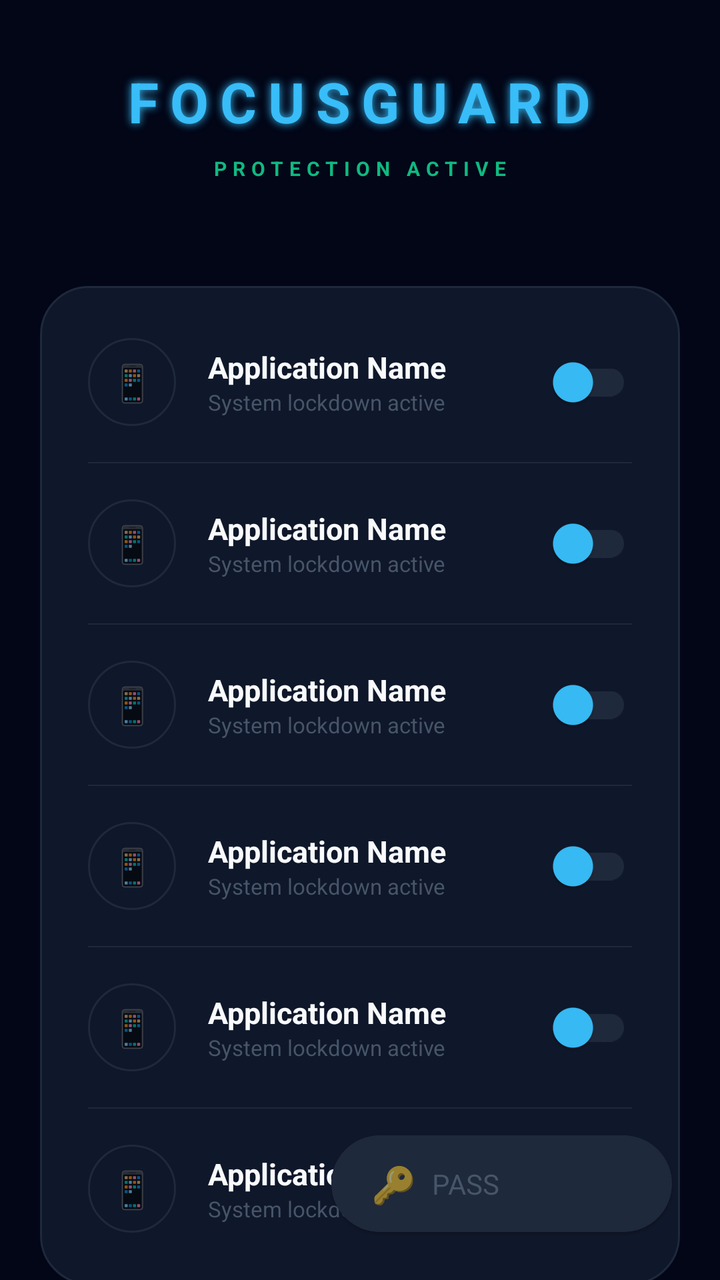
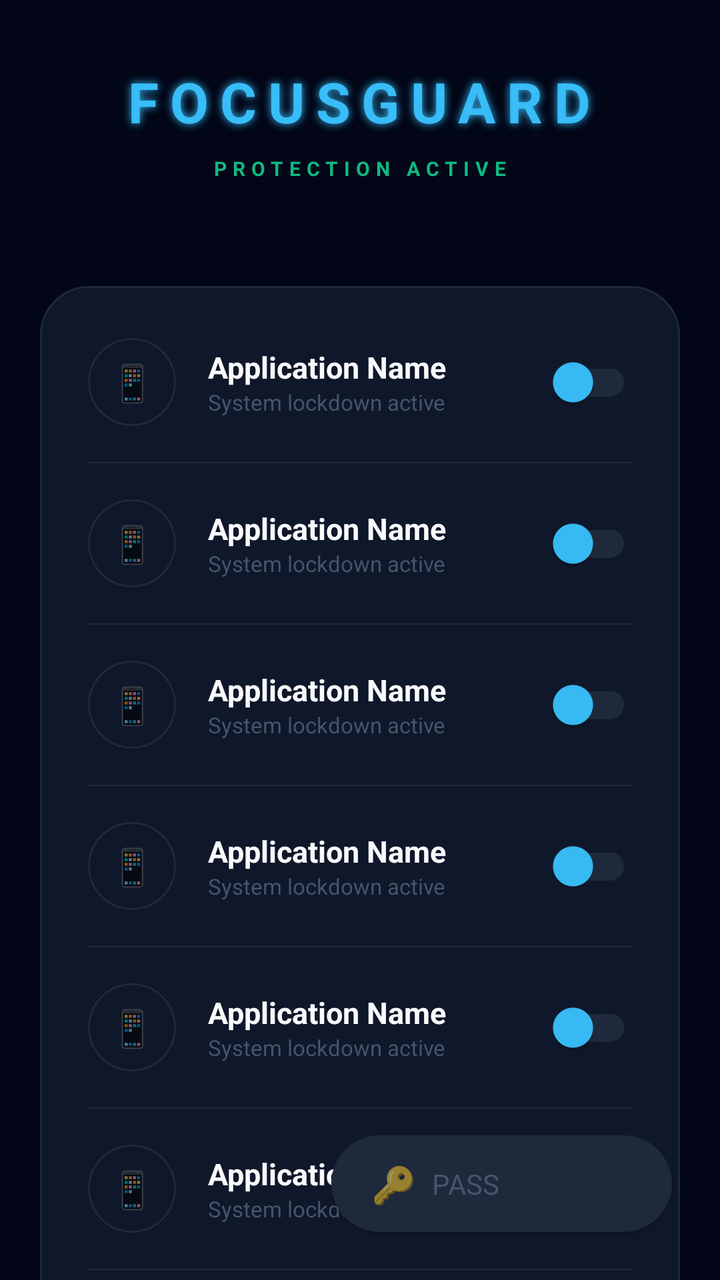

The first picture is an Android layout as it rendered before a commit; the second is the same layout after the commit. The layout source and the unified diff follow.
<!-- AndroidManifest.xml: activity theme Theme.FocusGuard -->
<!-- res/layout/activity_main.xml -->
<?xml version="1.0" encoding="utf-8"?>
<androidx.constraintlayout.widget.ConstraintLayout 
    xmlns:android="http://schemas.android.com/apk/res/android"
    xmlns:app="http://schemas.android.com/apk/res-auto"
    android:layout_width="match_parent"
    android:layout_height="match_parent"
    android:background="@color/bg_midnight">

    
    <LinearLayout
        android:id="@+id/header"
        android:layout_width="match_parent"
        android:layout_height="wrap_content"
        android:orientation="vertical"
        android:padding="32dp"
        android:gravity="center"
        app:layout_constraintTop_toTopOf="parent">

        <TextView
            android:layout_width="wrap_content"
            android:layout_height="wrap_content"
            android:text="FOCUSGUARD"
            android:textColor="@color/neon_blue"
            android:textSize="28sp"
            android:textStyle="bold"
            android:letterSpacing="0.2"
            android:shadowColor="@color/neon_blue"
            android:shadowDx="0"
            android:shadowDy="0"
            android:shadowRadius="10"/>

        <TextView
            android:layout_width="wrap_content"
            android:layout_height="wrap_content"
            android:text="PROTECTION ACTIVE"
            android:textColor="@color/success_emerald"
            android:textSize="10sp"
            android:textStyle="bold"
            android:letterSpacing="0.3"
            android:layout_marginTop="8dp"/>
    </LinearLayout>

    <androidx.core.widget.NestedScrollView
        android:layout_width="match_parent"
        android:layout_height="0dp"
        app:layout_constraintTop_toBottomOf="@id/header"
        app:layout_constraintBottom_toBottomOf="parent">

        <LinearLayout
            android:layout_width="match_parent"
            android:layout_height="wrap_content"
            android:orientation="vertical"
            android:padding="20dp">

            

            
            <LinearLayout
                android:layout_width="match_parent"
                android:layout_height="wrap_content"
                android:orientation="vertical"
                android:background="@drawable/shape_futuristic_card"
                android:padding="8dp"
                android:layout_marginBottom="24dp">

                <include layout="@layout/item_switch_futuristic" android:id="@+id/rowWhatsApp" />
                <View android:layout_width="match_parent" android:layout_height="0.5dp" android:background="#1E293B" android:layout_marginHorizontal="16dp"/>
                <include layout="@layout/item_switch_futuristic" android:id="@+id/rowYouTube" />
                <View android:layout_width="match_parent" android:layout_height="0.5dp" android:background="#1E293B" android:layout_marginHorizontal="16dp"/>
                <include layout="@layout/item_switch_futuristic" android:id="@+id/rowInstagram" />
                <View android:layout_width="match_parent" android:layout_height="0.5dp" android:background="#1E293B" android:layout_marginHorizontal="16dp"/>
                <include layout="@layout/item_switch_futuristic" android:id="@+id/rowGoogleAssistant" />
                <View android:layout_width="match_parent" android:layout_height="0.5dp" android:background="#1E293B" android:layout_marginHorizontal="16dp"/>
                <include layout="@layout/item_switch_futuristic" android:id="@+id/rowGoogleDocs" />
                <View android:layout_width="match_parent" android:layout_height="0.5dp" android:background="#1E293B" android:layout_marginHorizontal="16dp"/>
                <include layout="@layout/item_switch_futuristic" android:id="@+id/rowPrivateDNS" />
            </LinearLayout>

            
            <LinearLayout
                android:layout_width="match_parent"
                android:layout_height="wrap_content"
                android:orientation="vertical"
                android:background="@drawable/shape_futuristic_card"
                android:padding="20dp"
                android:layout_marginBottom="32dp">

                <TextView
                    android:layout_width="wrap_content"
                    android:layout_height="wrap_content"
                    android:text="SYSTEM CORE"
                    android:textColor="@color/text_low"
                    android:textSize="10sp"
                    android:textStyle="bold"
                    android:letterSpacing="0.2"
                    android:layout_marginBottom="16dp"/>

                <LinearLayout
                    android:layout_width="match_parent"
                    android:layout_height="wrap_content"
                    android:orientation="horizontal"
                    android:gravity="center_vertical"
                    android:layout_marginBottom="16dp">
                    <TextView
                        android:id="@+id/tvAccessibilityStatus"
                        android:layout_width="0dp"
                        android:layout_height="wrap_content"
                        android:layout_weight="1"
                        android:text="CORE SERVICE"
                        android:textColor="@color/text_high"
                        android:textStyle="bold"/>
                    <com.google.android.material.button.MaterialButton
                        android:id="@+id/btnEnableAccessibility"
                        style="@style/Widget.MaterialComponents.Button.TextButton"
                        android:layout_width="wrap_content"
                        android:layout_height="wrap_content"
                        android:text="DEPLOY"
                        android:textColor="@color/neon_blue" />
                    <com.google.android.material.button.MaterialButton
                        android:id="@+id/btnDisableAccessibility"
                        style="@style/Widget.MaterialComponents.Button.TextButton"
                        android:layout_width="wrap_content"
                        android:layout_height="wrap_content"
                        android:text="HALT"
                        android:textColor="@color/danger_rose"
                        android:visibility="gone"/>
                </LinearLayout>

                <LinearLayout
                    android:layout_width="match_parent"
                    android:layout_height="wrap_content"
                    android:orientation="horizontal"
                    android:gravity="center_vertical"
                    android:layout_marginBottom="16dp">
                    <TextView
                        android:id="@+id/tvAdminStatus"
                        android:layout_width="0dp"
                        android:layout_height="wrap_content"
                        android:layout_weight="1"
                        android:text="DEVICE ADMIN"
                        android:textColor="@color/text_high"
                        android:textStyle="bold"/>
                    <com.google.android.material.button.MaterialButton
                        android:id="@+id/btnEnableAdmin"
                        style="@style/Widget.MaterialComponents.Button.TextButton"
                        android:layout_width="wrap_content"
                        android:layout_height="wrap_content"
                        android:text="DEPLOY"
                        android:textColor="@color/neon_blue" />
                    <com.google.android.material.button.MaterialButton
                        android:id="@+id/btnDisableAdmin"
                        style="@style/Widget.MaterialComponents.Button.TextButton"
                        android:layout_width="wrap_content"
                        android:layout_height="wrap_content"
                        android:text="HALT"
                        android:textColor="@color/danger_rose"
                        android:visibility="gone"/>
                </LinearLayout>

                
                <View
                    android:layout_width="match_parent"
                    android:layout_height="0.5dp"
                    android:background="#1E293B"
                    android:layout_marginVertical="8dp"/>

                
                <TextView
                    android:layout_width="wrap_content"
                    android:layout_height="wrap_content"
                    android:text="PROTECTION LOCKS"
                    android:textColor="@color/text_low"
                    android:textSize="10sp"
                    android:textStyle="bold"
                    android:letterSpacing="0.2"
                    android:layout_marginTop="8dp"
                    android:layout_marginBottom="12dp"/>

                
                <LinearLayout
                    android:layout_width="match_parent"
                    android:layout_height="wrap_content"
                    android:orientation="horizontal"
                    android:gravity="center_vertical"
                    android:layout_marginBottom="8dp">
                    <LinearLayout
                        android:layout_width="0dp"
                        android:layout_height="wrap_content"
                        android:layout_weight="1"
                        android:orientation="vertical">
                        <TextView
                            android:layout_width="wrap_content"
                            android:layout_height="wrap_content"
                            android:text="🔒 Accessibility Lock"
                            android:textColor="@color/text_high"
                            android:textStyle="bold"
                            android:textSize="14sp"/>
                        <TextView
                            android:layout_width="wrap_content"
                            android:layout_height="wrap_content"
                            android:text="Block disabling service from settings"
                            android:textColor="@color/text_low"
                            android:textSize="11sp"/>
                    </LinearLayout>
                    <androidx.appcompat.widget.SwitchCompat
                        android:id="@+id/switchBlockAccessibility"
                        android:layout_width="wrap_content"
                        android:layout_height="wrap_content"/>
                </LinearLayout>

                
                <LinearLayout
                    android:layout_width="match_parent"
                    android:layout_height="wrap_content"
                    android:orientation="horizontal"
                    android:gravity="center_vertical"
                    android:layout_marginBottom="16dp">
                    <LinearLayout
                        android:layout_width="0dp"
                        android:layout_height="wrap_content"
                        android:layout_weight="1"
                        android:orientation="vertical">
                        <TextView
                            android:layout_width="wrap_content"
                            android:layout_height="wrap_content"
                            android:text="🛡️ Admin Lock"
                            android:textColor="@color/text_high"
                            android:textStyle="bold"
                            android:textSize="14sp"/>
                        <TextView
                            android:layout_width="wrap_content"
                            android:layout_height="wrap_content"
                            android:text="Block removing device admin rights"
                            android:textColor="@color/text_low"
                            android:textSize="11sp"/>
                    </LinearLayout>
                    <androidx.appcompat.widget.SwitchCompat
                        android:id="@+id/switchBlockDeviceAdmin"
                        android:layout_width="wrap_content"
                        android:layout_height="wrap_content"/>
                </LinearLayout>

                <com.google.android.material.button.MaterialButton
                    android:id="@+id/btnSavePassword"
                    android:layout_width="match_parent"
                    android:layout_height="56dp"
                    android:text="SAVE PASSWORD"
                    android:backgroundTint="@color/grad_start"
                    app:cornerRadius="16dp"
                    android:textStyle="bold"
                    android:letterSpacing="0.1"/>
            </LinearLayout>
        </LinearLayout>
    </androidx.core.widget.NestedScrollView>

    
    <com.google.android.material.card.MaterialCardView
        android:layout_width="wrap_content"
        android:layout_height="wrap_content"
        app:cardCornerRadius="30dp"
        app:cardBackgroundColor="@color/card_glass"
        app:strokeWidth="1dp"
        app:strokeColor="#1E293B"
        android:layout_margin="24dp"
        app:layout_constraintBottom_toBottomOf="parent"
        app:layout_constraintEnd_toEndOf="parent">
        
        <LinearLayout
            android:layout_width="wrap_content"
            android:layout_height="wrap_content"
            android:paddingHorizontal="20dp"
            android:paddingVertical="12dp"
            android:gravity="center_vertical">
            <TextView
                android:layout_width="wrap_content"
                android:layout_height="wrap_content"
                android:text="🔑"
                android:textSize="18sp"/>
            <EditText
                android:id="@+id/etPasscode"
                android:layout_width="100dp"
                android:layout_height="wrap_content"
                android:hint="PASS"
                android:inputType="textPassword"
                android:background="@android:color/transparent"
                android:textColor="@color/white"
                android:textColorHint="@color/text_low"
                android:layout_marginStart="8dp"
                android:textSize="14sp"/>
        </LinearLayout>
    </com.google.android.material.card.MaterialCardView>

</androidx.constraintlayout.widget.ConstraintLayout>
<!-- res/layout/item_switch_futuristic.xml (included above) -->
<?xml version="1.0" encoding="utf-8"?>
<LinearLayout xmlns:android="http://schemas.android.com/apk/res/android"
    android:layout_width="match_parent"
    android:layout_height="wrap_content"
    android:orientation="horizontal"
    android:padding="16dp"
    android:gravity="center_vertical">

    <TextView
        android:id="@+id/itemIcon"
        android:layout_width="44dp"
        android:layout_height="44dp"
        android:background="@drawable/shape_futuristic_card"
        android:gravity="center"
        android:text="📱"
        android:textSize="18sp" />

    <LinearLayout
        android:layout_width="0dp"
        android:layout_height="wrap_content"
        android:layout_weight="1"
        android:layout_marginStart="16dp"
        android:orientation="vertical">

        <TextView
            android:id="@+id/itemTitle"
            android:layout_width="wrap_content"
            android:layout_height="wrap_content"
            android:text="Application Name"
            android:textColor="@color/text_high"
            android:textStyle="bold"
            android:textSize="15sp"/>

        <TextView
            android:id="@+id/itemDesc"
            android:layout_width="wrap_content"
            android:layout_height="wrap_content"
            android:text="System lockdown active"
            android:textColor="@color/text_low"
            android:textSize="11sp" />
    </LinearLayout>

    <androidx.appcompat.widget.SwitchCompat
        android:id="@+id/itemSwitch"
        android:layout_width="wrap_content"
        android:layout_height="wrap_content"
        android:thumbTint="@color/neon_blue"
        android:trackTint="@color/card_glass"/>
</LinearLayout>
<!-- resources referenced by this layout -->
<resources>
  <color name="bg_midnight">#020617</color>
  <color name="card_glass">#1E293B</color>
  <color name="danger_rose">#F43F5E</color>
  <color name="grad_start">#3B82F6</color>
  <color name="neon_blue">#38BDF8</color>
  <color name="success_emerald">#10B981</color>
  <color name="text_high">#F8FAFC</color>
  <color name="text_low">#475569</color>
  <color name="white">#FFFFFF</color>
  <!-- drawable shape_futuristic_card (drawable) -->
  <?xml version="1.0" encoding="utf-8"?>
  <shape xmlns:android="http://schemas.android.com/apk/res/android">
      <corners android:radius="24dp" />
      <solid android:color="@color/card_dark" />
      <stroke android:width="1dp" android:color="#1E293B" />
  </shape>
  <style name="Theme.FocusGuard" parent="Theme.MaterialComponents.Light.NoActionBar">
          
          <item name="colorPrimary">@color/bg_midnight</item>
          <item name="colorPrimaryDark">@color/bg_midnight</item>
          <item name="colorAccent">@color/neon_blue</item>
          
          
          <item name="android:statusBarColor">@color/bg_midnight</item>
          <item name="android:windowBackground">@color/bg_midnight</item>
          
          
          <item name="materialButtonStyle">@style/Widget.MaterialComponents.Button</item>
      </style>
  <color name="card_dark">#0F172A</color>
</resources>

<!-- the commit's change to res/layout/activity_main.xml (unified diff, before → after) -->
@@ -74,6 +74,8 @@
                 <include layout="@layout/item_switch_futuristic" android:id="@+id/rowGoogleDocs" />
                 <View android:layout_width="match_parent" android:layout_height="0.5dp" android:background="#1E293B" android:layout_marginHorizontal="16dp"/>
                 <include layout="@layout/item_switch_futuristic" android:id="@+id/rowPrivateDNS" />
+                <View android:layout_width="match_parent" android:layout_height="0.5dp" android:background="#1E293B" android:layout_marginHorizontal="16dp"/>
+                <include layout="@layout/item_switch_futuristic" android:id="@+id/rowBlockerHero" />
             </LinearLayout>
 
             
